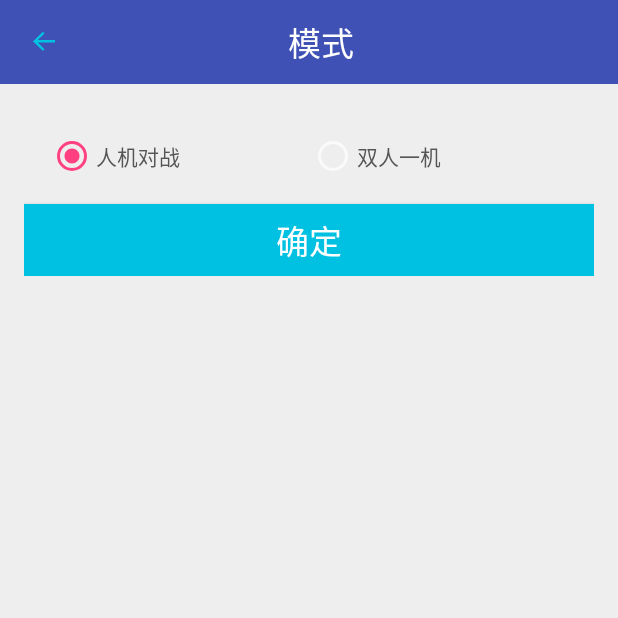
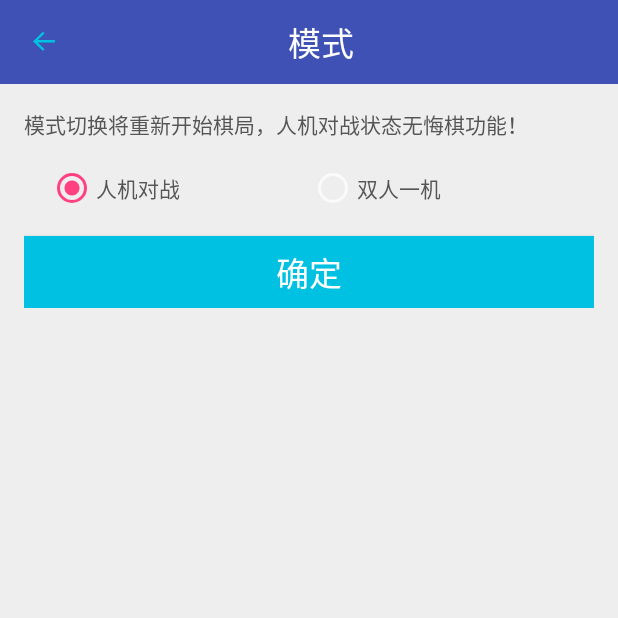
Before and after one commit to lyx0206331/smart_komoku, an Android app: the ModeActivity screen opened directly, with no data from a screen before it, on a phone screen of 412 x 824 dp, the top half of it. Run offline under Robolectric (Android 15) with nearby library versions, the phone set to English and light mode, and no system bars; libraries missing offline, so code that uses them is left out: com.umeng.analytics; 2 statements that could not run were skipped.

Commit message:
other settings

```diff
--- a/app/src/main/res/layout/activity_mode.xml
+++ b/app/src/main/res/layout/activity_mode.xml
@@ -19,6 +19,12 @@
             android:layout_height="wrap_content"
             android:layout_margin="@dimen/activity_horizontal_margin"
             android:orientation="vertical">
+
+            <TextView
+                android:layout_width="wrap_content"
+                android:layout_height="wrap_content"
+                android:text="@string/mode_tips"
+                android:textColor="@color/font_gray" />
 
             <RadioGroup
                 android:id="@+id/rg_mode"
--- a/app/src/main/res/values/strings.xml
+++ b/app/src/main/res/values/strings.xml
@@ -24,6 +24,7 @@
 
     <string name="single_player">人机对战</string>
     <string name="double_player">双人一机</string>
+    <string name="mode_tips">模式切换将重新开始棋局，人机对战状态无悔棋功能！</string>
 
     <string name="bg_music">背景音乐</string>
     <string name="piece_sound">落子音效</string>
```
